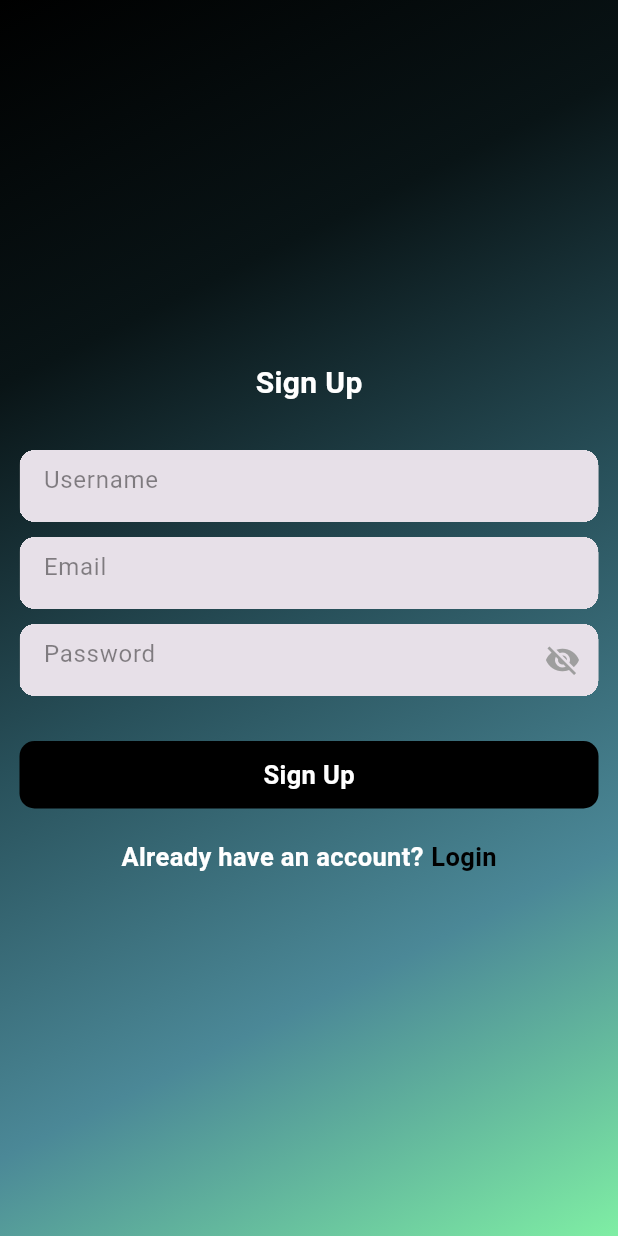
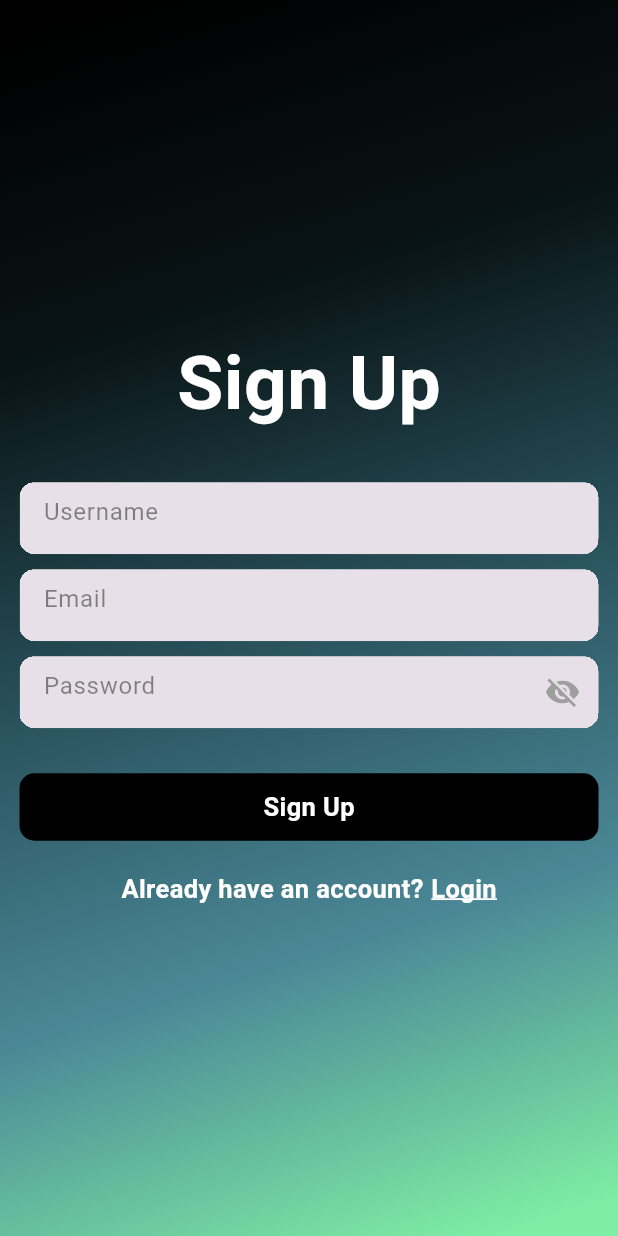
Before and after one commit to cpit252-fall-24-IT2/project-fitness-app, a Flutter app: the SignupPage screen opened directly, on a phone screen of 412 x 824 dp. Run offline on Flutter 3.47's test engine with Material 3 defaults, Android fonts, the light colour scheme and no system bars.

Commit message:
adding animation to the Login and SignUp pages

```diff
--- a/lib/Screens/SignupPage.dart
+++ b/lib/Screens/SignupPage.dart
@@ -12,15 +12,81 @@ class SignupPage extends StatefulWidget {
   State<SignupPage> createState() => _SignUpPageState();
 }
 
-class _SignUpPageState extends State<SignupPage> {
+class _SignUpPageState extends State<SignupPage>
+    with SingleTickerProviderStateMixin {
   TextEditingController _usernameController = TextEditingController();
   TextEditingController _emailController = TextEditingController();
   TextEditingController _passwordController = TextEditingController();
 
+  late AnimationController _controller;
+  late Animation<Alignment> _topAlignmentAnimation;
+  late Animation<Alignment> _bottomAlignmentAnimation;
+
+  @override
+  void initState() {
+    super.initState();
+    _controller =
+        AnimationController(vsync: this, duration: const Duration(seconds: 40));
+
+    _topAlignmentAnimation = TweenSequence<Alignment>(
+      [
+        TweenSequenceItem<Alignment>(
+          tween: Tween<Alignment>(
+              begin: Alignment.topLeft, end: Alignment.topRight),
+          weight: 1,
+        ),
+        TweenSequenceItem<Alignment>(
+          tween: Tween<Alignment>(
+              begin: Alignment.topRight, end: Alignment.bottomRight),
+          weight: 1,
+        ),
+        TweenSequenceItem<Alignment>(
+          tween: Tween<Alignment>(
+              begin: Alignment.bottomRight, end: Alignment.bottomLeft),
+          weight: 1,
+        ),
+        TweenSequenceItem<Alignment>(
+          tween: Tween<Alignment>(
+              begin: Alignment.bottomLeft, end: Alignment.topLeft),
+          weight: 1,
+        ),
+      ],
+    ).animate(_controller);
+
+    _bottomAlignmentAnimation = TweenSequence<Alignment>(
+      [
+        TweenSequenceItem<Alignment>(
+          tween: Tween<Alignment>(
+              begin: Alignment.bottomRight, end: Alignment.bottomLeft),
+          weight: 1,
+        ),
+        TweenSequenceItem<Alignment>(
+          tween: Tween<Alignment>(
+              begin: Alignment.bottomLeft, end: Alignment.topLeft),
+          weight: 1,
+        ),
+        TweenSequenceItem<Alignment>(
+          tween: Tween<Alignment>(
+              begin: Alignment.topLeft, end: Alignment.topRight),
+          weight: 1,
+        ),
+        TweenSequenceItem<Alignment>(
+          tween: Tween<Alignment>(
+              begin: Alignment.topRight, end: Alignment.bottomRight),
+          weight: 1,
+        ),
+      ],
+    ).animate(_controller);
+
+    _controller.repeat();
+  }
+
   @override
   Widget build(BuildContext context) {
     return Scaffold(
-      body: Container(
+      body: AnimatedBuilder(
+        animation: _controller,
+        builder: (context, _) => Container(
           decoration: BoxDecoration(
             gradient: LinearGradient(
               colors: const [
@@ -30,8 +96,8 @@ class _SignUpPageState extends State<SignupPage> {
                 Color.fromARGB(255, 75, 136, 151), // Light blue
                 Color.fromARGB(255, 127, 238, 164) // Light greenish-blue
               ],
-            begin: Alignment.topLeft,
-            end: Alignment.bottomRight,
+              begin: _topAlignmentAnimation.value,
+              end: _bottomAlignmentAnimation.value,
             ),
           ),
           child: Padding(
@@ -43,7 +109,7 @@ class _SignUpPageState extends State<SignupPage> {
                   "Sign Up",
                   style: TextStyle(
                       fontWeight: FontWeight.bold,
-                    fontSize: 20,
+                      fontSize: 50,
                       color: Colors.white),
                 ),
                 SizedBox(
@@ -119,15 +185,19 @@ class _SignUpPageState extends State<SignupPage> {
                       onTap: () {
                         Navigator.pushAndRemoveUntil(
                             context,
-                          MaterialPageRoute(builder: (context) => Loginpage()),
+                            MaterialPageRoute(
+                                builder: (context) => Loginpage()),
                             (route) => false);
                       },
                       child: Text(
                         "Login",
                         style: TextStyle(
-                          color: const Color.fromARGB(255, 0, 0, 0),
+                            color: const Color.fromARGB(255, 255, 255, 255),
                             fontWeight: FontWeight.bold,
-                          fontSize: 17),
+                            fontSize: 17,
+                            decoration: TextDecoration.underline,
+                            decorationColor: Colors.white,
+                            decorationThickness: 1.5),
                       ),
                     ),
                   ],
@@ -136,6 +206,7 @@ class _SignUpPageState extends State<SignupPage> {
             ),
           ),
         ),
+      ),
     );
   }
 }
```
Also changed, not shown: lib/Screens/loginPage.dart (+78 -7 lines). Lines whose indentation alone changed are shown as unchanged.
